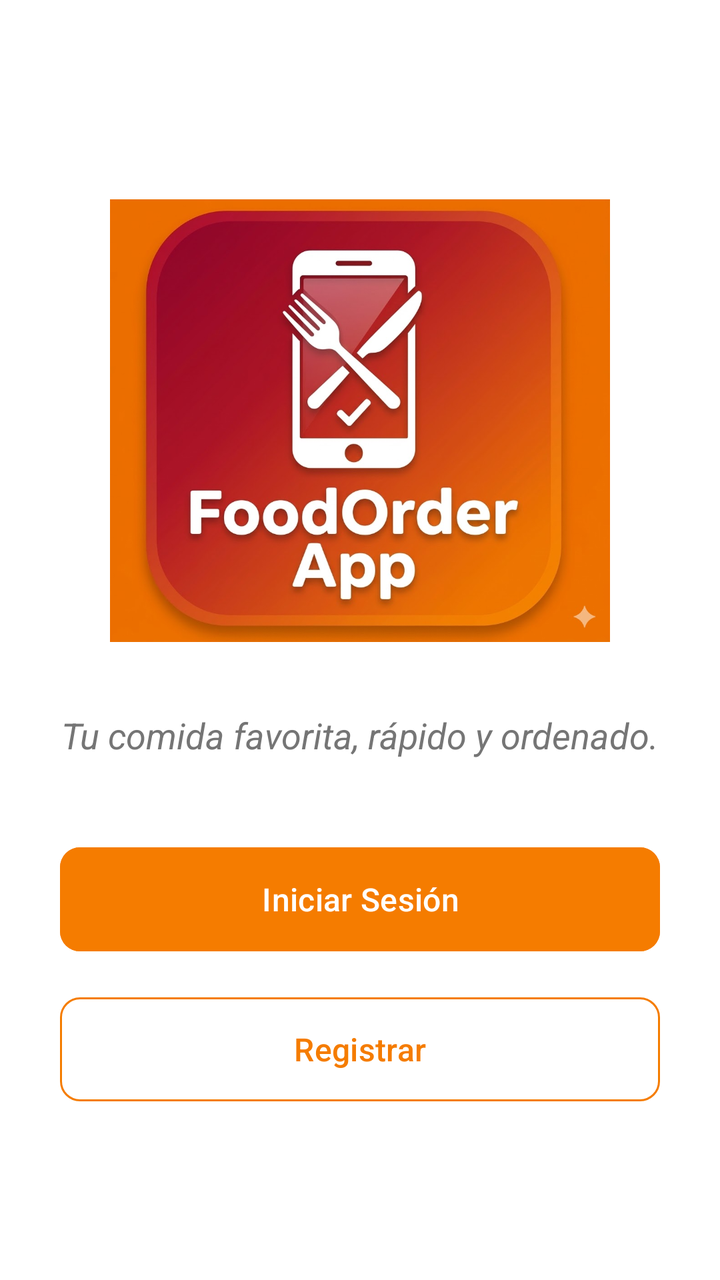
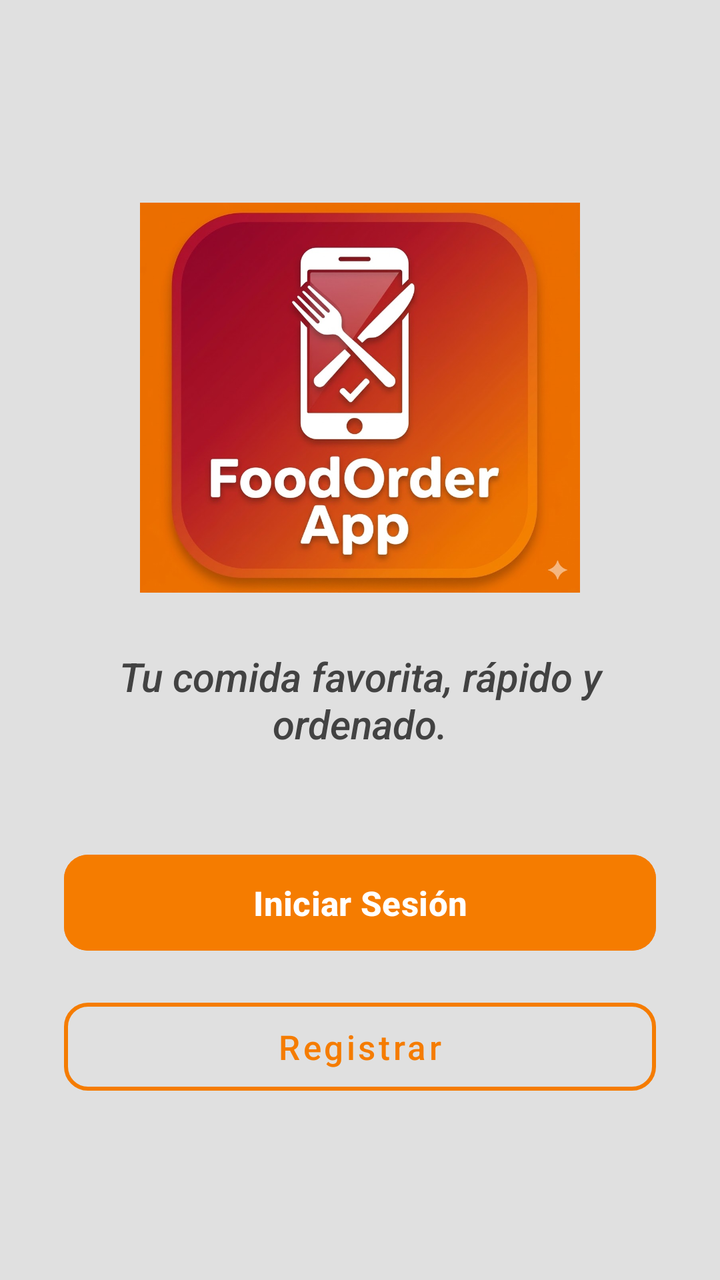

An Android layout rendered at two revisions. The XML below is the earlier revision; the diff shows what the commit changed to produce the second picture.
<!-- AndroidManifest.xml: application theme Theme.FoodOrderApp -->
<!-- res/layout/activity_main.xml -->
<?xml version="1.0" encoding="utf-8"?>
<LinearLayout
    xmlns:android="http://schemas.android.com/apk/res/android"
    xmlns:app="http://schemas.android.com/apk/res-auto"
    xmlns:tools="http://schemas.android.com/tools"
    android:layout_width="match_parent"
    android:layout_height="match_parent"
    android:orientation="vertical"
    android:gravity="center"
    android:padding="30dp"
    android:background="@color/white"
    tools:context=".MainActivity">

    <ImageView
        android:id="@+id/imgLogo"
        android:layout_width="250dp"
        android:layout_height="250dp"
        android:src="@drawable/foodorderapp"
        android:contentDescription="Logo de la App"/>

    <TextView
        android:id="@+id/tvSlogan"
        android:layout_width="match_parent"
        android:layout_height="wrap_content"
        android:text="@string/slogan"
        android:textAlignment="center"
        android:textSize="18sp"
        android:textStyle="italic"
        android:textColor="@color/gris_texto"
        android:layout_marginTop="20dp"
        android:layout_marginBottom="40dp"/>

    <Button
        android:id="@+id/btnIniciarSesion"
        android:layout_width="match_parent"
        android:layout_height="60dp"
        android:text="@string/btn_login"
        android:textColor="@color/white"
        android:backgroundTint="@color/naranja_primario"
        android:textSize="16sp"
        android:layout_marginBottom="15dp"
        app:cornerRadius="10dp"/>

    <Button
        android:id="@+id/btnRegistrar"
        style="?attr/materialButtonOutlinedStyle"
        android:layout_width="match_parent"
        android:layout_height="60dp"
        android:text="@string/btn_register"
        android:textColor="@color/naranja_primario"
        app:strokeColor="@color/naranja_primario"
        android:textSize="16sp"
        app:cornerRadius="10dp"/>

</LinearLayout>
<!-- resources referenced by this layout -->
<resources>
  <color name="gris_texto">#757575</color>
  <color name="naranja_primario">#F57C00</color>
  <color name="white">#FFFFFFFF</color>
  <!-- drawable foodorderapp: jpg bitmap (drawable, 115478 bytes) -->
  <string name="btn_login">Iniciar Sesión</string>
  <string name="btn_register">Registrar</string>
  
      //MenuCatalogo
  <string name="slogan">Tu comida favorita, rápido y ordenado.</string>
  <style name="Theme.FoodOrderApp" parent="Base.Theme.FoodOrderApp" />
  <style name="Base.Theme.FoodOrderApp" parent="Theme.Material3.DayNight.NoActionBar">
          
          
      </style>
</resources>

<!-- the commit's change to res/layout/activity_main.xml (unified diff, before → after) -->
@@ -7,16 +7,19 @@
     android:layout_height="match_parent"
     android:orientation="vertical"
     android:gravity="center"
-    android:padding="30dp"
-    android:background="@color/white"
+    android:padding="32dp"
+    android:background="#E0E0E0"
     tools:context=".MainActivity">
+
 
     <ImageView
         android:id="@+id/imgLogo"
-        android:layout_width="250dp"
-        android:layout_height="250dp"
+        android:layout_width="220dp"
+        android:layout_height="220dp"
         android:src="@drawable/foodorderapp"
+        android:scaleType="centerInside"
         android:contentDescription="Logo de la App"/>
+
 
     <TextView
         android:id="@+id/tvSlogan"
@@ -24,32 +27,41 @@
         android:layout_height="wrap_content"
         android:text="@string/slogan"
         android:textAlignment="center"
-        android:textSize="18sp"
+        android:textSize="20sp"
+        android:fontFamily="sans-serif-medium"
         android:textStyle="italic"
-        android:textColor="@color/gris_texto"
-        android:layout_marginTop="20dp"
-        android:layout_marginBottom="40dp"/>
+        android:textColor="#424242"
+        android:layout_marginTop="16dp"
+        android:layout_marginBottom="48dp"/>
+
 
     <Button
         android:id="@+id/btnIniciarSesion"
         android:layout_width="match_parent"
-        android:layout_height="60dp"
+        android:layout_height="56dp"
         android:text="@string/btn_login"
+        android:textAllCaps="false"
         android:textColor="@color/white"
         android:backgroundTint="@color/naranja_primario"
-        android:textSize="16sp"
-        android:layout_marginBottom="15dp"
-        app:cornerRadius="10dp"/>
+        android:textSize="17sp"
+        android:textStyle="bold"
+        android:layout_marginBottom="16dp"
+        app:cornerRadius="12dp"
+        app:elevation="6dp"/>
 
-    <Button
+
+    <com.google.android.material.button.MaterialButton
         android:id="@+id/btnRegistrar"
-        style="?attr/materialButtonOutlinedStyle"
+        style="@style/Widget.MaterialComponents.Button.OutlinedButton"
         android:layout_width="match_parent"
-        android:layout_height="60dp"
+        android:layout_height="56dp"
         android:text="@string/btn_register"
+        android:textAllCaps="false"
         android:textColor="@color/naranja_primario"
         app:strokeColor="@color/naranja_primario"
-        android:textSize="16sp"
-        app:cornerRadius="10dp"/>
+        app:strokeWidth="2dp"
+        android:textSize="17sp"
+        app:cornerRadius="12dp"
+        android:backgroundTint="@android:color/transparent"/>
 
 </LinearLayout>
<!-- resource entries referenced after the edit -->
@@ -1,6 +1,5 @@
 <!-- resources referenced by this layout -->
 <resources>
-  <color name="gris_texto">#757575</color>
   <color name="naranja_primario">#F57C00</color>
   <color name="white">#FFFFFFFF</color>
   <!-- drawable foodorderapp: jpg bitmap (drawable, 115478 bytes) -->
